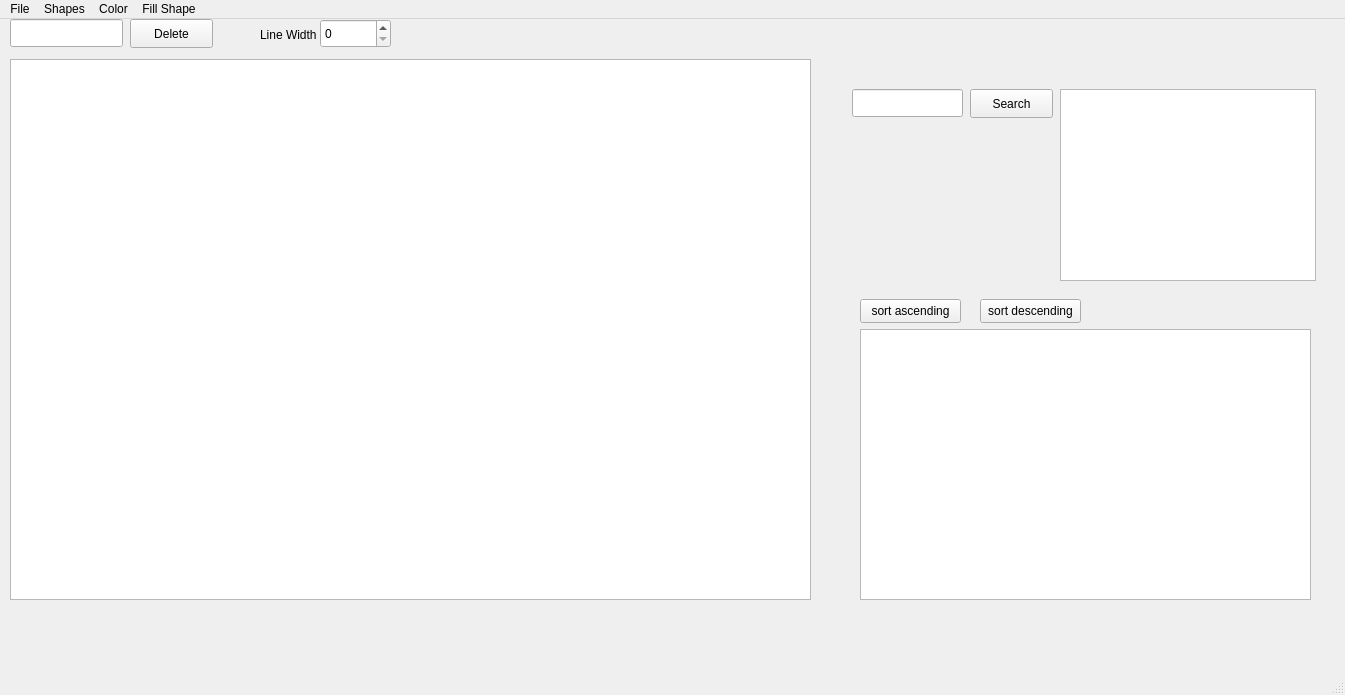
Before: the Qt Designer form mainwindow.ui in RawanFekry/Paint-app, drawn with Qt 5.
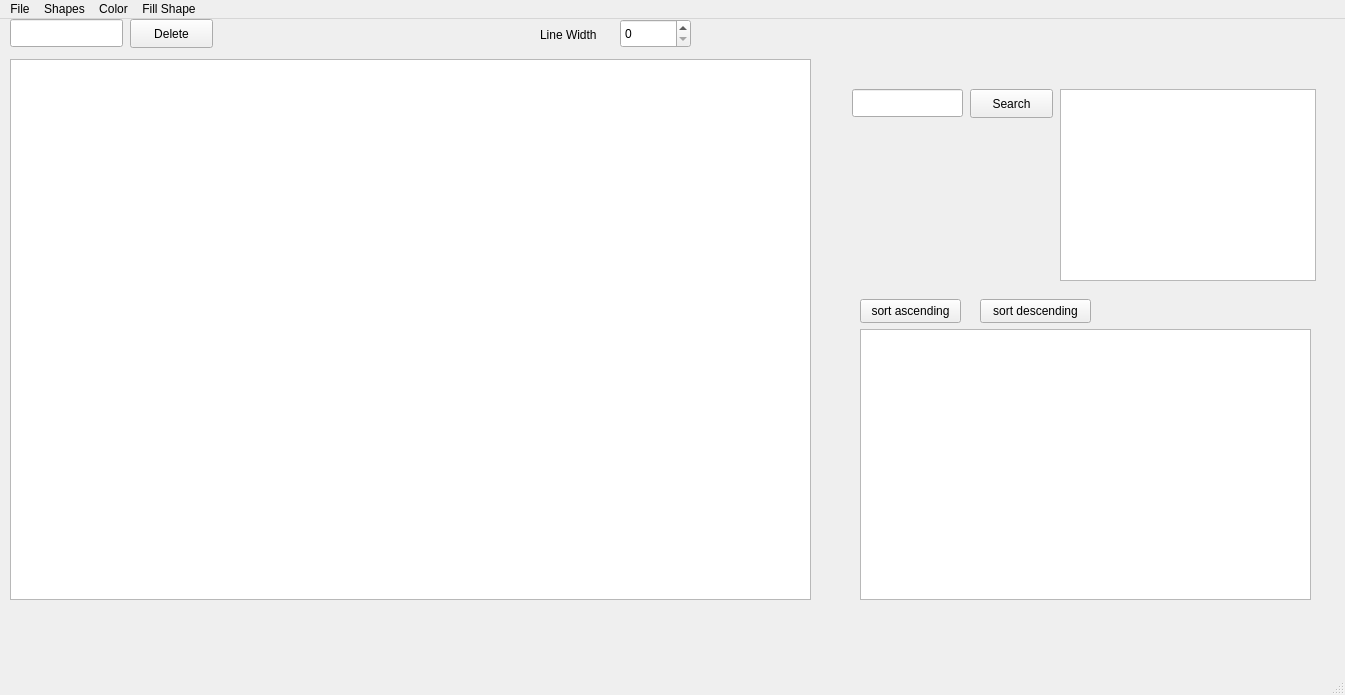
After: the same form once the commit is applied.

```diff
--- a/mainwindow.ui
+++ b/mainwindow.ui
@@ -57,7 +57,7 @@
    <widget class="QSpinBox" name="linewidthSpn">
     <property name="geometry">
      <rect>
-      <x>320</x>
+      <x>620</x>
       <y>0</y>
       <width>71</width>
       <height>29</height>
@@ -151,7 +151,7 @@
      <rect>
       <x>980</x>
       <y>280</y>
-      <width>101</width>
+      <width>111</width>
       <height>24</height>
      </rect>
     </property>
@@ -162,9 +162,9 @@
    <widget class="QLabel" name="lineWidthLabel">
     <property name="geometry">
      <rect>
-      <x>260</x>
+      <x>540</x>
       <y>0</y>
-      <width>61</width>
+      <width>81</width>
       <height>31</height>
      </rect>
     </property>
@@ -172,6 +172,22 @@
      <string>Line Width</string>
     </property>
    </widget>
+   <widget class="QLabel" name="deleErrorMesg">
+    <property name="geometry">
+     <rect>
+      <x>220</x>
+      <y>0</y>
+      <width>271</width>
+      <height>31</height>
+     </rect>
+    </property>
+    <property name="text">
+     <string/>
+    </property>
+    <property name="scaledContents">
+     <bool>false</bool>
+    </property>
+   </widget>
   </widget>
   <widget class="QMenuBar" name="menubar">
    <property name="geometry">
```
Left out of the diff: 2 changed lines with no effect on the pictures.
